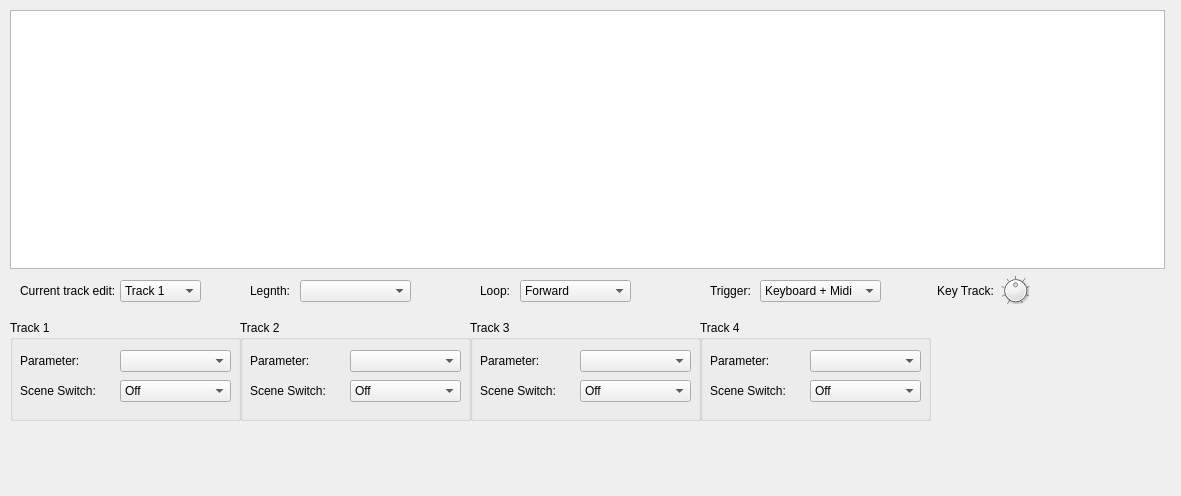
First picture: the form in src/View/FreeEGWidget.ui, repository thefinalcutbg/QAN1xEditor, before the edit.
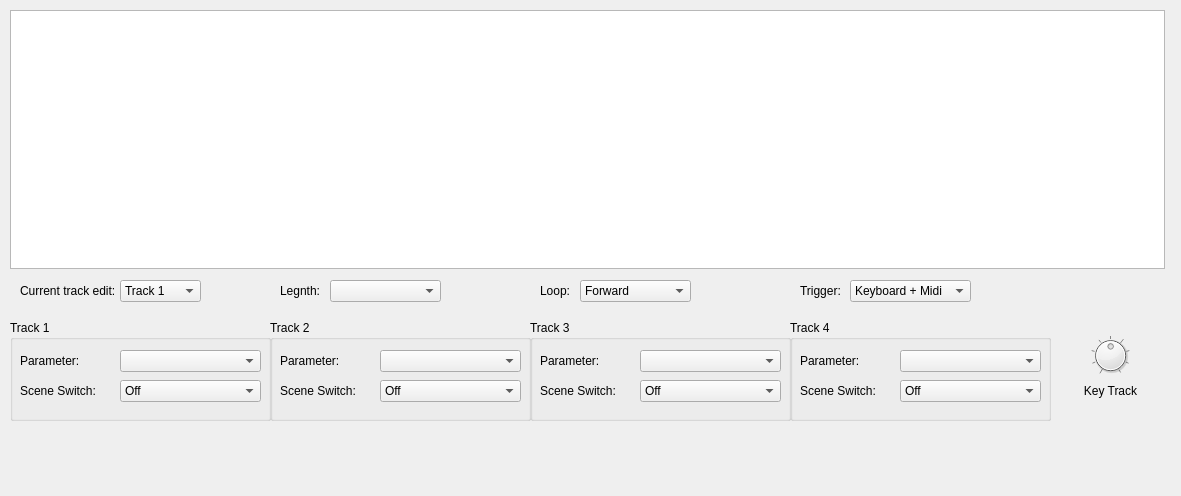
Second picture: the form after the edit. Custom widgets are drawn as their Qt base class.

Commit message: Step Seqencer disabled if Arpeggiator is selected

Diff of the .ui file:
```diff
--- a/src/View/FreeEGWidget.ui
+++ b/src/View/FreeEGWidget.ui
@@ -34,7 +34,7 @@
     <rect>
      <x>10</x>
      <y>320</y>
-     <width>231</width>
+     <width>261</width>
      <height>101</height>
     </rect>
    </property>
@@ -46,7 +46,7 @@
      <rect>
       <x>110</x>
       <y>30</y>
-      <width>111</width>
+      <width>141</width>
       <height>22</height>
      </rect>
     </property>
@@ -59,7 +59,7 @@
      <rect>
       <x>110</x>
       <y>60</y>
-      <width>111</width>
+      <width>141</width>
       <height>22</height>
      </rect>
     </property>
@@ -117,9 +117,9 @@
   <widget class="QGroupBox" name="groupTrack_2">
    <property name="geometry">
     <rect>
-     <x>240</x>
+     <x>270</x>
      <y>320</y>
-     <width>231</width>
+     <width>261</width>
      <height>101</height>
     </rect>
    </property>
@@ -131,7 +131,7 @@
      <rect>
       <x>110</x>
       <y>30</y>
-      <width>111</width>
+      <width>141</width>
       <height>22</height>
      </rect>
     </property>
@@ -170,7 +170,7 @@
      <rect>
       <x>110</x>
       <y>60</y>
-      <width>111</width>
+      <width>141</width>
       <height>22</height>
      </rect>
     </property>
@@ -202,9 +202,9 @@
   <widget class="QGroupBox" name="groupTrack_4">
    <property name="geometry">
     <rect>
-     <x>700</x>
+     <x>790</x>
      <y>320</y>
-     <width>231</width>
+     <width>261</width>
      <height>101</height>
     </rect>
    </property>
@@ -216,7 +216,7 @@
      <rect>
       <x>110</x>
       <y>30</y>
-      <width>111</width>
+      <width>141</width>
       <height>22</height>
      </rect>
     </property>
@@ -255,7 +255,7 @@
      <rect>
       <x>110</x>
       <y>60</y>
-      <width>111</width>
+      <width>141</width>
       <height>22</height>
      </rect>
     </property>
@@ -287,7 +287,7 @@
   <widget class="QLabel" name="label_9">
    <property name="geometry">
     <rect>
-     <x>710</x>
+     <x>800</x>
      <y>280</y>
      <width>51</width>
      <height>21</height>
@@ -300,7 +300,7 @@
   <widget class="ComboPicker" name="loopCombo">
    <property name="geometry">
     <rect>
-     <x>520</x>
+     <x>580</x>
      <y>280</y>
      <width>111</width>
      <height>22</height>
@@ -338,7 +338,7 @@
   <widget class="ComboPicker" name="triggerCombo">
    <property name="geometry">
     <rect>
-     <x>760</x>
+     <x>850</x>
      <y>280</y>
      <width>121</width>
      <height>22</height>
@@ -366,7 +366,7 @@
   <widget class="QLabel" name="label_10">
    <property name="geometry">
     <rect>
-     <x>480</x>
+     <x>540</x>
      <y>280</y>
      <width>41</width>
      <height>21</height>
@@ -379,9 +379,9 @@
   <widget class="QGroupBox" name="groupTrack_3">
    <property name="geometry">
     <rect>
-     <x>470</x>
+     <x>530</x>
      <y>320</y>
-     <width>231</width>
+     <width>261</width>
      <height>101</height>
     </rect>
    </property>
@@ -393,7 +393,7 @@
      <rect>
       <x>110</x>
       <y>30</y>
-      <width>111</width>
+      <width>141</width>
       <height>22</height>
      </rect>
     </property>
@@ -432,7 +432,7 @@
      <rect>
       <x>110</x>
       <y>60</y>
-      <width>111</width>
+      <width>141</width>
       <height>22</height>
      </rect>
     </property>
@@ -464,9 +464,9 @@
   <widget class="QLabel" name="label_43">
    <property name="geometry">
     <rect>
-     <x>930</x>
-     <y>280</y>
-     <width>71</width>
+     <x>1080</x>
+     <y>380</y>
+     <width>61</width>
      <height>21</height>
     </rect>
    </property>
@@ -474,7 +474,7 @@
     <enum>QFrame::Plain</enum>
    </property>
    <property name="text">
-    <string>Key Track:</string>
+    <string>Key Track</string>
    </property>
    <property name="alignment">
     <set>Qt::AlignCenter</set>
@@ -483,10 +483,10 @@
   <widget class="DialKnob" name="keyTrack">
    <property name="geometry">
     <rect>
-     <x>1000</x>
-     <y>270</y>
-     <width>31</width>
-     <height>41</height>
+     <x>1090</x>
+     <y>330</y>
+     <width>41</width>
+     <height>51</height>
     </rect>
    </property>
    <property name="sizePolicy">
@@ -566,7 +566,7 @@
   <widget class="ComboPicker" name="lengthCombo">
    <property name="geometry">
     <rect>
-     <x>300</x>
+     <x>330</x>
      <y>280</y>
      <width>111</width>
      <height>22</height>
@@ -579,7 +579,7 @@
   <widget class="QLabel" name="label_12">
    <property name="geometry">
     <rect>
-     <x>250</x>
+     <x>280</x>
      <y>280</y>
      <width>49</width>
      <height>21</height>
```
The commit also changes 1 other file.
